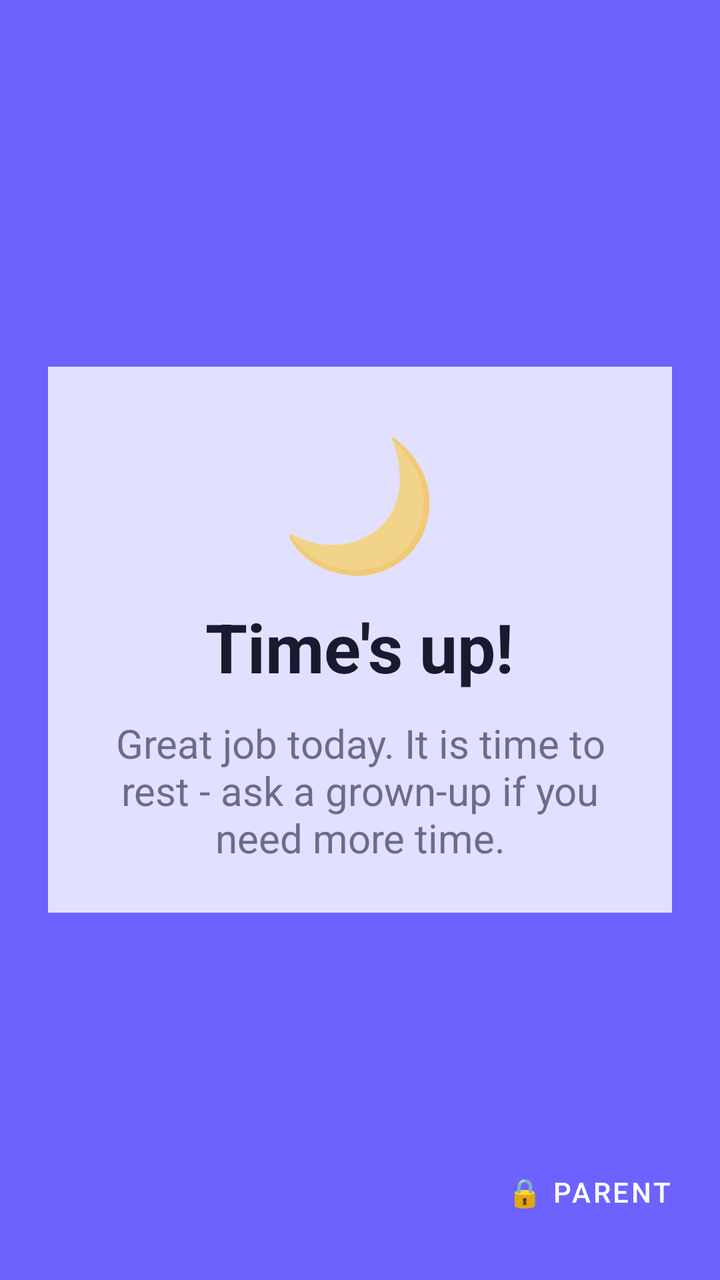
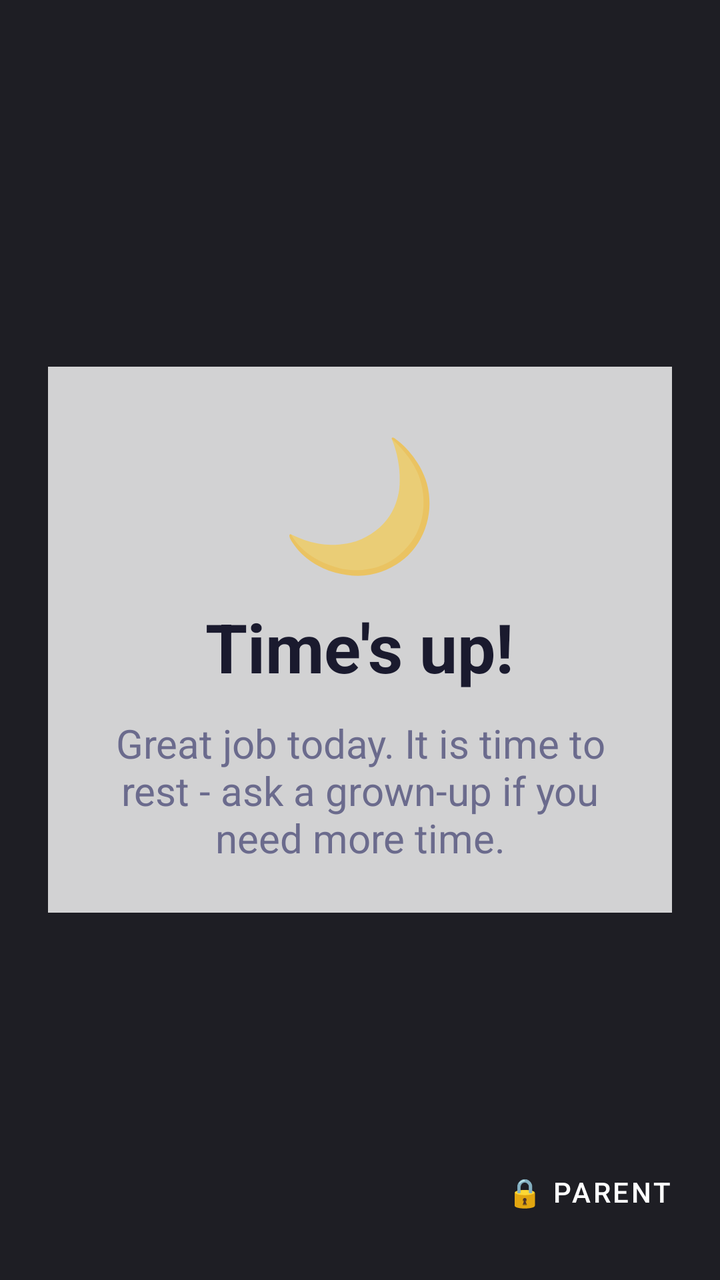

Screens rendered from an Android XML layout before and after an edit, with the pre-edit source and the edit as a unified diff.
<!-- AndroidManifest.xml: activity theme Theme.LittleLock -->
<!-- res/layout/activity_time_up.xml -->
<?xml version="1.0" encoding="utf-8"?>
<FrameLayout xmlns:android="http://schemas.android.com/apk/res/android"
    android:layout_width="match_parent"
    android:layout_height="match_parent"
    android:background="#FF6C63FF">

    <LinearLayout
        android:layout_width="match_parent"
        android:layout_height="wrap_content"
        android:layout_gravity="center"
        android:layout_margin="24dp"
        android:background="#CCFFFFFF"
        android:gravity="center_horizontal"
        android:orientation="vertical"
        android:padding="24dp">

        <TextView
            android:layout_width="wrap_content"
            android:layout_height="wrap_content"
            android:text="🌙"
            android:textSize="64sp" />

        <TextView
            android:layout_width="wrap_content"
            android:layout_height="wrap_content"
            android:layout_marginTop="8dp"
            android:text="@string/time_up_title"
            android:textColor="@color/littlelock_text_primary"
            android:textSize="34sp"
            android:textStyle="bold" />

        <TextView
            android:layout_width="match_parent"
            android:layout_height="wrap_content"
            android:layout_marginTop="12dp"
            android:gravity="center"
            android:text="@string/time_up_message"
            android:textColor="@color/littlelock_text_secondary"
            android:textSize="20sp" />
    </LinearLayout>

    <Button
        android:id="@+id/btnParent"
        style="@style/Widget.MaterialComponents.Button.TextButton"
        android:layout_width="wrap_content"
        android:layout_height="56dp"
        android:layout_gravity="bottom|end"
        android:layout_margin="16dp"
        android:minWidth="56dp"
        android:text="@string/time_up_parent"
        android:textColor="@color/white" />
</FrameLayout>
<!-- resources referenced by this layout -->
<resources>
  <color name="littlelock_text_primary">#FF1A1A2E</color>
  <color name="littlelock_text_secondary">#FF6B6B8D</color>
  <color name="white">#FFFFFFFF</color>
  <string name="time_up_message">Great job today. It is time to rest - ask a grown-up if you need more time.</string>
  <string name="time_up_parent">🔒 Parent</string>
  <string name="time_up_title">Time\'s up!</string>
  <style name="Theme.LittleLock" parent="Theme.MaterialComponents.Light.NoActionBar">
          <item name="colorPrimary">@color/littlelock_primary</item>
          <item name="colorPrimaryVariant">@color/littlelock_primary_dark</item>
          <item name="colorOnPrimary">@color/white</item>
          <item name="colorSecondary">@color/littlelock_accent</item>
          <item name="colorSecondaryVariant">@color/teal_700</item>
          <item name="colorOnSecondary">@color/black</item>
          <item name="android:colorBackground">@color/littlelock_background</item>
          <item name="android:statusBarColor">@color/littlelock_primary_dark</item>
          <item name="android:navigationBarColor">@color/littlelock_primary</item>
      </style>
  <color name="littlelock_primary">#FF6C63FF</color>
  <color name="littlelock_primary_dark">#FF544DB7</color>
  <color name="littlelock_accent">#FF00C9A7</color>
  <color name="teal_700">#FF018786</color>
  <color name="black">#FF000000</color>
  <color name="littlelock_background">#FFF5F0FF</color>
</resources>

<!-- the commit's change to res/layout/activity_time_up.xml (unified diff, before → after) -->
@@ -2,7 +2,7 @@
 <FrameLayout xmlns:android="http://schemas.android.com/apk/res/android"
     android:layout_width="match_parent"
     android:layout_height="match_parent"
-    android:background="#FF6C63FF">
+    android:background="#FF1E1E24">
 
     <LinearLayout
         android:layout_width="match_parent"
@@ -21,6 +21,7 @@
             android:textSize="64sp" />
 
         <TextView
+            android:id="@+id/tvTimeUpTitle"
             android:layout_width="wrap_content"
             android:layout_height="wrap_content"
             android:layout_marginTop="8dp"
@@ -30,6 +31,7 @@
             android:textStyle="bold" />
 
         <TextView
+            android:id="@+id/tvTimeUpMessage"
             android:layout_width="match_parent"
             android:layout_height="wrap_content"
             android:layout_marginTop="12dp"
